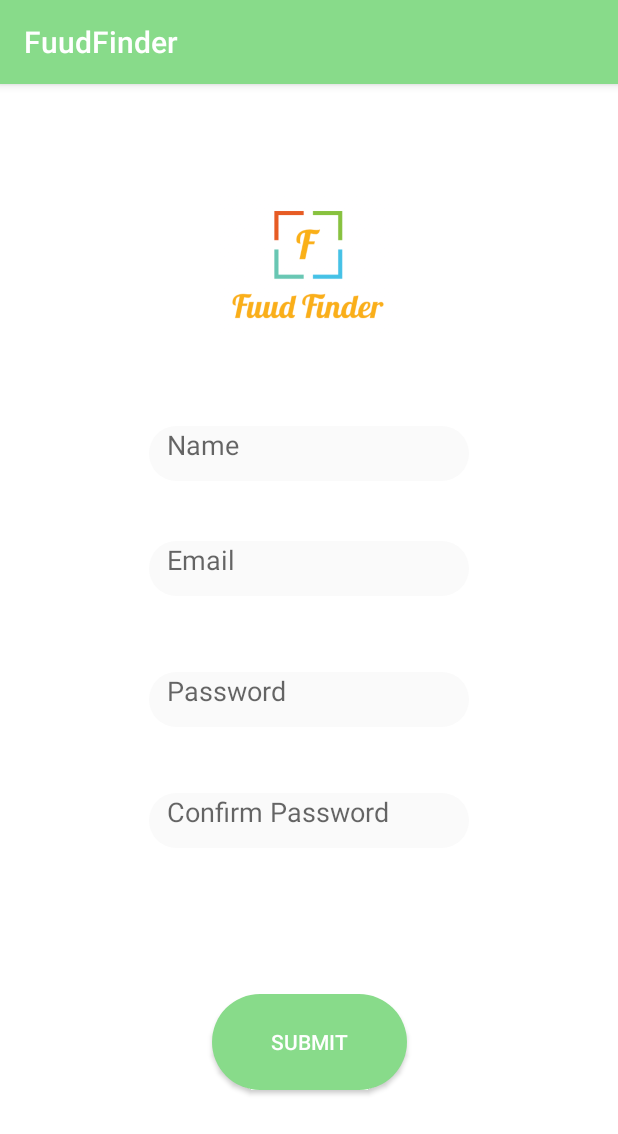
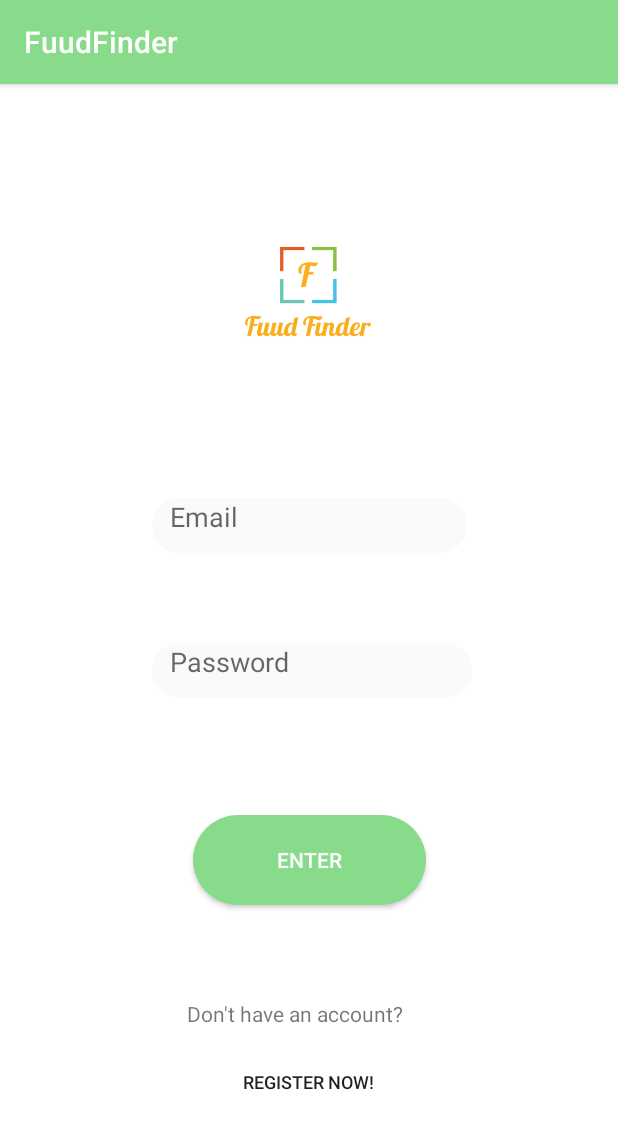
Before and after one commit to sylviawan/FinalYearProject, an Android app: the screen it shows after launch (RegisterActivity before the commit, LoginActivity after it), on a phone screen of 412 x 824 dp. Shown: the top 1134 px of the screen. Run offline under Robolectric (Android 15) with nearby library versions, the phone set to English and light mode, and no system bars; our stand-ins replace Firebase (no records; nobody signed in at launch, a user with empty details on screens opened directly).

Commit message:
Login screen

```diff
--- a/FuudFinder/app/src/main/AndroidManifest.xml
+++ b/FuudFinder/app/src/main/AndroidManifest.xml
@@ -9,13 +9,16 @@
         android:roundIcon="@mipmap/ic_launcher_round"
         android:supportsRtl="true"
         android:theme="@style/AppTheme">
-        <activity android:name=".Activities.RegisterActivity">
+        <activity android:name=".Activities.LoginActivity">
             <intent-filter>
                 <action android:name="android.intent.action.MAIN" />
 
                 <category android:name="android.intent.category.LAUNCHER" />
             </intent-filter>
         </activity>
+        <activity android:name=".Activities.HomeActivity" />
+        <activity android:name=".Activities.RegisterActivity">
+        </activity>
     </application>
 
 </manifest>
--- /dev/null
+++ b/FuudFinder/app/src/main/java/com/example/sylviawan/fuudfinder/Activities/LoginActivity.java
@@ -0,0 +1,102 @@
+package com.example.sylviawan.fuudfinder.Activities;
+
+import android.content.Intent;
+import android.support.annotation.NonNull;
+import android.support.v7.app.AppCompatActivity;
+import android.os.Bundle;
+import android.view.View;
+import android.widget.Button;
+import android.widget.EditText;
+import android.widget.ProgressBar;
+import android.widget.Toast;
+
+import com.example.sylviawan.fuudfinder.R;
+import com.google.android.gms.tasks.OnCompleteListener;
+import com.google.android.gms.tasks.Task;
+import com.google.firebase.auth.AuthResult;
+import com.google.firebase.auth.FirebaseAuth;
+
+public class LoginActivity extends AppCompatActivity {
+
+    private EditText userEmail, userPass;
+    private Button logBtn, toRegBtn;
+
+    private ProgressBar logProcessBar;
+
+    private FirebaseAuth mAuth;
+    private Intent HomeActivity;
+
+    @Override
+    protected void onCreate(Bundle savedInstanceState) {
+        super.onCreate(savedInstanceState);
+        setContentView(R.layout.activity_login);
+
+        mAuth = FirebaseAuth.getInstance();
+
+        userEmail = findViewById(R.id.loginEmail);
+        userPass = findViewById(R.id.loginPass);
+        logBtn = findViewById(R.id.loginBtn);
+        toRegBtn = findViewById(R.id.btnToReg);
+        logProcessBar = findViewById(R.id.logProgressBar);
+        logProcessBar.setVisibility(View.INVISIBLE);
+
+        logBtn.setOnClickListener(new View.OnClickListener() {
+            @Override
+            public void onClick(View view) {
+                logProcessBar.setVisibility(View.VISIBLE);
+                logBtn.setVisibility(View.INVISIBLE);
+
+                final String Email = userEmail.getText().toString();
+                final String Password = userPass.getText().toString();
+
+                if ( Email.isEmpty() || Password.isEmpty()) {
+
+                    displayMessage("Login details incorrect!");
+                }
+                else {
+                    logIn(Email, Password);
+                }
+
+            }
+        });
+
+        toRegBtn.setOnClickListener(new View.OnClickListener() {
+            @Override
+            public void onClick(View view) {
+                Intent regActivity = new Intent(getApplicationContext(), RegisterActivity.class);
+                startActivity(regActivity);
+                finish();
+            }
+        });
+
+    }
+
+    private void logIn(String email, String password) {
+
+        mAuth.signInWithEmailAndPassword(email, password).addOnCompleteListener(new OnCompleteListener<AuthResult>() {
+            @Override
+            public void onComplete(@NonNull Task<AuthResult> task) {
+                if (task.isSuccessful()) {
+                    logProcessBar.setVisibility(View.INVISIBLE);
+                    logBtn.setVisibility(View.VISIBLE);
+                    updateUI();
+                }
+                else {
+                    displayMessage(task.getException().getMessage());
+                }
+            }
+        });
+    }
+
+    private void updateUI() {
+        Intent homeActivity = new Intent(getApplicationContext(), HomeActivity.class);
+        startActivity(homeActivity);
+        finish();
+    }
+
+    private void displayMessage(String s) {
+        Toast.makeText(getApplicationContext(), s, Toast.LENGTH_LONG).show();
+    }
+
+
+}
--- /dev/null
+++ b/FuudFinder/app/src/main/res/layout/activity_login.xml
@@ -0,0 +1,124 @@
+<?xml version="1.0" encoding="utf-8"?>
+<android.support.constraint.ConstraintLayout xmlns:android="http://schemas.android.com/apk/res/android"
+    xmlns:app="http://schemas.android.com/apk/res-auto"
+    xmlns:tools="http://schemas.android.com/tools"
+    android:layout_width="match_parent"
+    android:layout_height="match_parent"
+    tools:context=".Activities.LoginActivity"
+    android:background="#FFFFFF">
+
+    <ImageView
+        android:id="@+id/imageView2"
+        android:layout_width="100dp"
+        android:layout_height="100dp"
+        android:layout_marginStart="8dp"
+        android:layout_marginTop="88dp"
+        android:layout_marginEnd="8dp"
+        app:layout_constraintEnd_toEndOf="parent"
+        app:layout_constraintHorizontal_bias="0.498"
+        app:layout_constraintStart_toStartOf="parent"
+        app:layout_constraintTop_toTopOf="parent"
+        app:srcCompat="@drawable/fuud_finder_logo" />
+
+    <EditText
+        android:hint="Email"
+        android:background="@drawable/reg_style"
+        android:id="@+id/loginEmail"
+        android:layout_width="210dp"
+        android:layout_height="wrap_content"
+        android:layout_marginStart="8dp"
+        android:layout_marginTop="88dp"
+        android:layout_marginEnd="8dp"
+        android:ems="10"
+        android:inputType="textEmailAddress"
+        app:layout_constraintEnd_toEndOf="parent"
+        app:layout_constraintHorizontal_bias="0.502"
+        app:layout_constraintStart_toStartOf="parent"
+        app:layout_constraintTop_toBottomOf="@+id/imageView2" />
+
+    <android.support.constraint.Guideline
+        android:id="@+id/guideline2"
+        android:layout_width="wrap_content"
+        android:layout_height="wrap_content"
+        android:orientation="horizontal"
+        app:layout_constraintGuide_percent="0.5" />
+
+    <EditText
+        android:hint="Password"
+        android:background="@drawable/reg_style"
+        android:id="@+id/loginPass"
+        android:layout_width="wrap_content"
+        android:layout_height="wrap_content"
+        android:layout_marginStart="8dp"
+        android:layout_marginTop="60dp"
+        android:layout_marginEnd="8dp"
+        android:ems="10"
+        android:inputType="textPassword"
+        app:layout_constraintEnd_toEndOf="parent"
+        app:layout_constraintHorizontal_bias="0.51"
+        app:layout_constraintStart_toStartOf="parent"
+        app:layout_constraintTop_toBottomOf="@+id/loginEmail" />
+
+    <Button
+        android:id="@+id/loginBtn"
+        android:layout_width="155dp"
+        android:layout_height="60dp"
+        android:layout_marginStart="8dp"
+        android:layout_marginTop="8dp"
+        android:layout_marginEnd="8dp"
+        android:layout_marginBottom="8dp"
+        android:background="@drawable/btn_style"
+        android:text="Enter"
+        android:textColor="#FFFFFF"
+        app:layout_constraintBottom_toBottomOf="parent"
+        app:layout_constraintEnd_toEndOf="parent"
+        app:layout_constraintStart_toStartOf="parent"
+        app:layout_constraintTop_toTopOf="@+id/loginPass"
+        app:layout_constraintVertical_bias="0.335" />
+
+    <ProgressBar
+        android:id="@+id/logProgressBar"
+        style="?android:attr/progressBarStyle"
+        android:layout_width="wrap_content"
+        android:layout_height="wrap_content"
+        app:layout_constraintBottom_toBottomOf="@+id/loginBtn"
+        app:layout_constraintEnd_toEndOf="@+id/loginBtn"
+        app:layout_constraintHorizontal_bias="0.495"
+        app:layout_constraintStart_toStartOf="@+id/loginBtn"
+        app:layout_constraintTop_toTopOf="@+id/loginBtn" />
+
+    <TextView
+        android:id="@+id/dirReg"
+        android:layout_width="163dp"
+        android:layout_height="23dp"
+        android:layout_marginStart="8dp"
+        android:layout_marginTop="8dp"
+        android:layout_marginEnd="8dp"
+        android:layout_marginBottom="8dp"
+        android:text="Don't have an account?"
+        android:textSize="14sp"
+        app:layout_constraintBottom_toBottomOf="parent"
+        app:layout_constraintEnd_toEndOf="parent"
+        app:layout_constraintStart_toStartOf="parent"
+        app:layout_constraintTop_toBottomOf="@+id/logProgressBar"
+        app:layout_constraintVertical_bias="0.325" />
+
+    <Button
+        android:id="@+id/btnToReg"
+        style="@style/Widget.AppCompat.Button.Borderless"
+        android:layout_width="wrap_content"
+        android:layout_height="wrap_content"
+        android:layout_marginStart="8dp"
+        android:layout_marginTop="8dp"
+        android:layout_marginEnd="8dp"
+        android:layout_marginBottom="8dp"
+        android:text="Register now!"
+        android:textSize="12sp"
+        app:layout_constraintBottom_toBottomOf="parent"
+        app:layout_constraintEnd_toEndOf="parent"
+        app:layout_constraintHorizontal_bias="0.498"
+        app:layout_constraintStart_toStartOf="parent"
+        app:layout_constraintTop_toBottomOf="@+id/dirReg"
+        app:layout_constraintVertical_bias="0.0" />
+
+</android.support.constraint.ConstraintLayout>
--- a/FuudFinder/app/src/main/res/layout/activity_register.xml
+++ b/FuudFinder/app/src/main/res/layout/activity_register.xml
@@ -4,8 +4,8 @@
     xmlns:tools="http://schemas.android.com/tools"
     android:layout_width="match_parent"
     android:layout_height="match_parent"
-    tools:context=".Activities.RegisterActivity"
-    android:background="#FFFFFF">
+    android:background="#FFFFFF"
+    tools:context=".Activities.RegisterActivity">
 
 
     <ImageView
@@ -17,7 +17,7 @@
         android:layout_marginEnd="8dp"
         android:layout_marginBottom="8dp"
         android:foregroundGravity="center_vertical"
-        android:src="@drawable/Fuud_Finder_logo"
+        android:src="@drawable/fuud_finder_logo"
         app:layout_constraintBottom_toTopOf="@+id/regName"
         app:layout_constraintEnd_toEndOf="parent"
         app:layout_constraintHorizontal_bias="0.498"
@@ -33,60 +33,62 @@
         app:layout_constraintGuide_percent="0.5" />
 
     <EditText
-        android:background="@drawable/reg_style"
-        android:hint="Name"
         android:id="@+id/regName"
         android:layout_width="wrap_content"
         android:layout_height="wrap_content"
         android:layout_marginStart="8dp"
         android:layout_marginTop="48dp"
         android:layout_marginEnd="8dp"
+        android:background="@drawable/reg_style"
         android:ems="10"
+        android:hint="Name"
         android:inputType="textPersonName"
         app:layout_constraintEnd_toEndOf="parent"
         app:layout_constraintStart_toStartOf="parent"
         app:layout_constraintTop_toBottomOf="@+id/imageView" />
 
     <EditText
-        android:background="@drawable/reg_style"
-        android:hint="Email"
         android:id="@+id/regEmail"
         android:layout_width="wrap_content"
         android:layout_height="wrap_content"
         android:layout_marginStart="8dp"
-        android:layout_marginTop="40dp"
+        android:layout_marginTop="8dp"
         android:layout_marginEnd="8dp"
+        android:layout_marginBottom="8dp"
+        android:background="@drawable/reg_style"
         android:ems="10"
-        android:inputType="textPersonName"
+        android:hint="Email"
+        android:inputType="textEmailAddress"
+        app:layout_constraintBottom_toTopOf="@+id/regPass"
         app:layout_constraintEnd_toEndOf="parent"
         app:layout_constraintStart_toStartOf="parent"
         app:layout_constraintTop_toBottomOf="@+id/regName" />
 
     <EditText
-        android:background="@drawable/reg_style"
-        android:hint="Password"
         android:id="@+id/regPass"
         android:layout_width="wrap_content"
         android:layout_height="wrap_content"
         android:layout_marginStart="8dp"
         android:layout_marginTop="8dp"
         android:layout_marginEnd="8dp"
+        android:background="@drawable/reg_style"
         android:ems="10"
+        android:hint="Password"
         android:inputType="textPassword"
         app:layout_constraintEnd_toEndOf="parent"
         app:layout_constraintStart_toStartOf="parent"
         app:layout_constraintTop_toTopOf="@+id/guideline" />
 
     <EditText
-        android:background="@drawable/reg_style"
-        android:hint="Confirm Password"
         android:id="@+id/regPass2"
         android:layout_width="wrap_content"
         android:layout_height="wrap_content"
         android:layout_marginStart="8dp"
         android:layout_marginTop="44dp"
         android:layout_marginEnd="8dp"
+        android:background="@drawable/reg_style"
         android:ems="10"
+        android:hint="Confirm Password"
         android:inputType="textPassword"
         app:layout_constraintEnd_toEndOf="parent"
         app:layout_constraintStart_toStartOf="parent"
--- a/FuudFinder/build.gradle
+++ b/FuudFinder/build.gradle
@@ -11,7 +11,7 @@ buildscript {
 
         // NOTE: Do not place your application dependencies here; they belong
         // in the individual module build.gradle files
-        classpath 'com.google.gms:google-services:4.1.0'
+        classpath 'com.google.gms:google-services:4.2.0'
     }
 }
 
```
Also changed, not shown: FuudFinder/app/src/main/java/com/example/sylviawan/fuudfinder/Activities/HomeActivity.java (added, +15 -0 lines), FuudFinder/app/src/main/java/com/example/sylviawan/fuudfinder/Activities/RegisterActivity.java (+38 -2 lines), FuudFinder/app/src/main/res/layout/activity_home.xml (added, +9 -0 lines), FuudFinder/app/src/main/res/drawable/fuud_finder_logo.png (renamed from FuudFinder/app/src/main/res/drawable/Fuud_Finder_logo.PNG).
